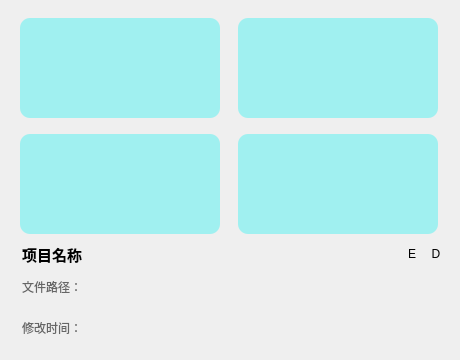
This is source/homepage/project/views/components/projectcard/projectcard.ui in pi-pi-cat/0220 as Qt 5 draws it before an edit. The edited form follows.
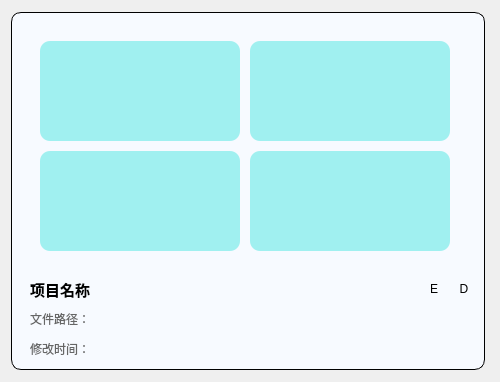
This is the edited form. Icons and pictures are not drawn.

The edit to the form file:
```diff
--- a/source/homepage/project/views/components/projectcard/projectcard.ui
+++ b/source/homepage/project/views/components/projectcard/projectcard.ui
@@ -6,50 +6,53 @@
    <rect>
     <x>0</x>
     <y>0</y>
-    <width>460</width>
-    <height>360</height>
+    <width>500</width>
+    <height>382</height>
    </rect>
   </property>
   <property name="minimumSize">
    <size>
-    <width>460</width>
-    <height>360</height>
+    <width>500</width>
+    <height>382</height>
    </size>
   </property>
   <property name="maximumSize">
    <size>
-    <width>460</width>
-    <height>360</height>
+    <width>500</width>
+    <height>382</height>
    </size>
+  </property>
+  <layout class="QVBoxLayout" name="verticalLayout_2">
+   <item>
+    <widget class="QWidget" name="mainWidget" native="true">
+     <property name="minimumSize">
+      <size>
+       <width>474</width>
+       <height>358</height>
+      </size>
+     </property>
+     <property name="maximumSize">
+      <size>
+       <width>474</width>
+       <height>358</height>
+      </size>
+     </property>
+     <property name="styleSheet">
+      <string notr="true">QWidget#mainWidget {border: 1px solid; background-color: #f7faff; border-radius: 10px;}</string>
   </property>
   <layout class="QVBoxLayout" name="verticalLayout">
-   <property name="spacing">
-    <number>0</number>
-   </property>
-   <property name="leftMargin">
-    <number>12</number>
-   </property>
-   <property name="topMargin">
-    <number>12</number>
-   </property>
-   <property name="rightMargin">
-    <number>12</number>
-   </property>
-   <property name="bottomMargin">
-    <number>12</number>
-   </property>
    <item>
     <widget class="QWidget" name="imageContainer" native="true">
      <property name="minimumSize">
       <size>
-       <width>436</width>
-       <height>230</height>
+          <width>450</width>
+          <height>250</height>
       </size>
      </property>
      <property name="maximumSize">
       <size>
-       <width>436</width>
-       <height>230</height>
+          <width>450</width>
+          <height>250</height>
       </size>
      </property>
      <layout class="QGridLayout" name="gridLayout">
@@ -57,19 +60,19 @@
        <enum>QLayout::SetDefaultConstraint</enum>
       </property>
       <property name="leftMargin">
-       <number>0</number>
+          <number>10</number>
       </property>
       <property name="topMargin">
-       <number>0</number>
+          <number>10</number>
       </property>
       <property name="rightMargin">
-       <number>0</number>
+          <number>10</number>
       </property>
       <property name="bottomMargin">
-       <number>0</number>
+          <number>10</number>
       </property>
       <property name="spacing">
-       <number>10</number>
+          <number>0</number>
       </property>
       <item row="0" column="0">
        <widget class="QLabel" name="imageLabel1">
@@ -156,22 +159,18 @@
     </widget>
    </item>
    <item>
-    <layout class="QHBoxLayout" name="titleLayout">
-     <property name="spacing">
-      <number>0</number>
-     </property>
-     <property name="rightMargin">
-      <number>0</number>
-     </property>
+       <layout class="QHBoxLayout" name="horizontalLayout">
      <item>
       <widget class="QLabel" name="projectNameLabel">
        <property name="font">
         <font>
          <pointsize>11</pointsize>
-         <weight>75</weight>
          <bold>true</bold>
         </font>
        </property>
+          <property name="styleSheet">
+           <string notr="true"/>
+          </property>
        <property name="text">
         <string>项目名称</string>
        </property>
@@ -283,6 +282,9 @@
      <property name="indent">
       <number>10</number>
      </property>
+       </widget>
+      </item>
+     </layout>
     </widget>
    </item>
   </layout>
```
Lines whose indentation alone changed are shown as unchanged.
